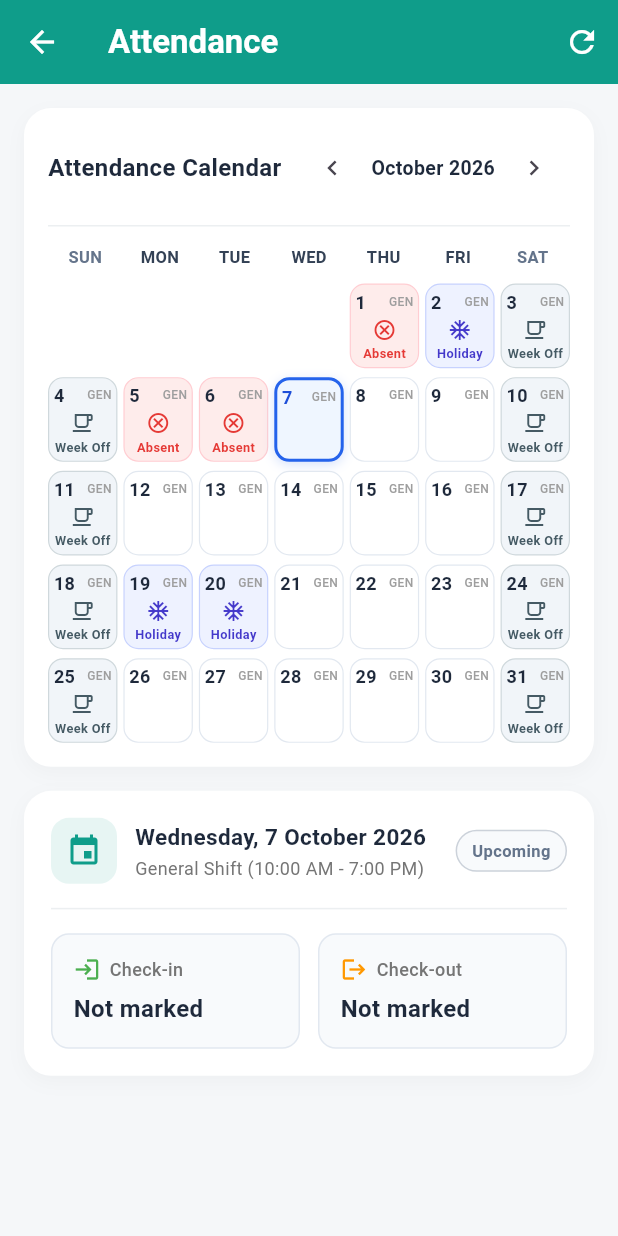
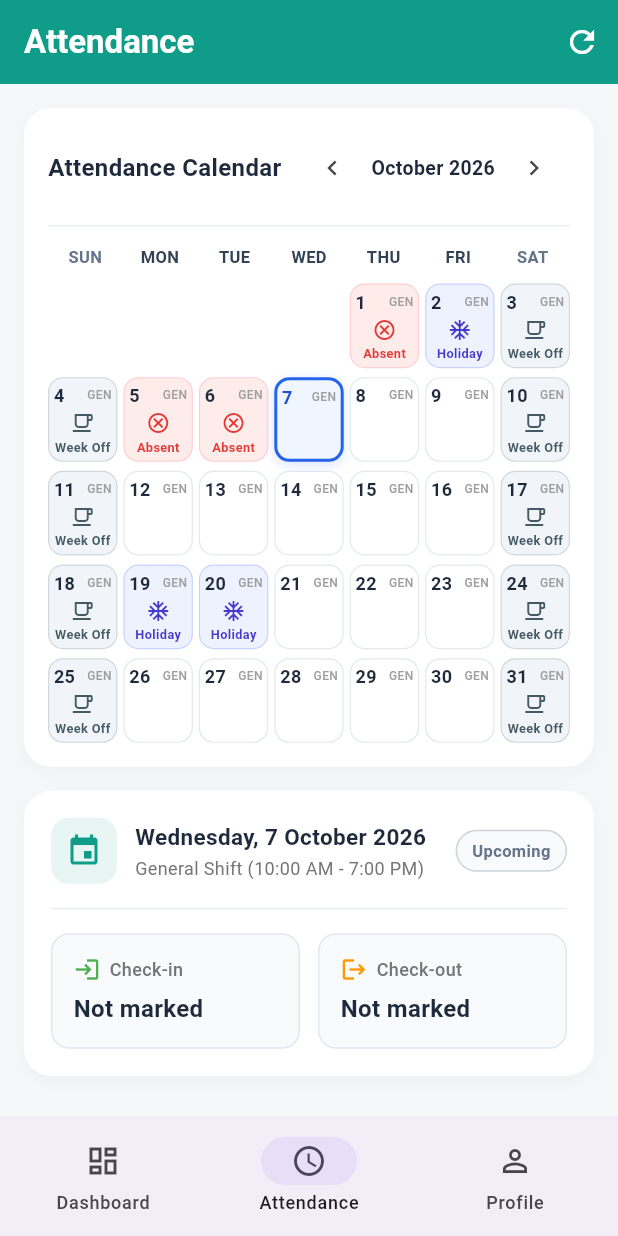
Before and after one commit to Rupesh-27/attendance_system, a Flutter app: the DashboardScreen screen opened directly, item 2 of the bottom bar chosen, on a phone screen of 412 x 824 dp. Run offline on Flutter 3.47's test engine with Material 3 defaults, Android fonts, the phone set to English and light mode, and no system bars; our stand-ins replace geolocator; accounts and stored records are empty; network calls fail.

Commit message:
fix(mobile): maintain persistent bottom navigation bar across Dashboard, Attendance, and Profile

```diff
--- a/brandhrms_attendance/lib/screens/attendance_history_screen.dart
+++ b/brandhrms_attendance/lib/screens/attendance_history_screen.dart
@@ -7,10 +7,10 @@ class AttendanceHistoryScreen extends StatefulWidget {
 
   @override
   State<AttendanceHistoryScreen> createState() =>
-      _AttendanceHistoryScreenState();
+      AttendanceHistoryScreenState();
 }
 
-class _AttendanceHistoryScreenState extends State<AttendanceHistoryScreen> {
+class AttendanceHistoryScreenState extends State<AttendanceHistoryScreen> {
   static const Color primaryColor = Color(0xFF0F9D8A);
 
   bool _isLoading = true;
@@ -19,6 +19,10 @@ class _AttendanceHistoryScreenState extends State<AttendanceHistoryScreen> {
   late DateTime _currentMonth;
 
   late DateTime _selectedDay;
+
+  void fetchHistory() {
+    _fetchHistory();
+  }
 
   @override
   void initState() {
@@ -254,6 +258,7 @@ class _AttendanceHistoryScreenState extends State<AttendanceHistoryScreen> {
     return Scaffold(
       backgroundColor: const Color(0xFFF5F7F9),
       appBar: AppBar(
+        automaticallyImplyLeading: false,
         backgroundColor: primaryColor,
         foregroundColor: Colors.white,
         title: const Text(
--- a/brandhrms_attendance/lib/screens/dashboard_screen.dart
+++ b/brandhrms_attendance/lib/screens/dashboard_screen.dart
@@ -553,38 +553,64 @@ class _DashboardScreenState extends State<DashboardScreen> {
     }
   }
 
-  Future<void> _navigateToHistory() async {
-    await Navigator.push(
-      context,
-      MaterialPageRoute(
-        builder: (context) => const AttendanceHistoryScreen(),
-      ),
-    );
-    if (mounted) {
-      _loadDashboardData();
-    }
-  }
-
-  Future<void> _navigateToProfile() async {
-    await Navigator.push(
-      context,
-      MaterialPageRoute(builder: (context) => const ProfileScreen()),
-    );
-    if (mounted) {
-      _loadDashboardData();
-    }
-  }
+  int _selectedTabIndex = 0;
+  final GlobalKey<AttendanceHistoryScreenState> _historyKey =
+      GlobalKey<AttendanceHistoryScreenState>();
 
   @override
   Widget build(BuildContext context) {
+    return Scaffold(
+      backgroundColor: const Color(0xFFF5F7F9),
+      body: IndexedStack(
+        index: _selectedTabIndex,
+        children: [
+          _buildDashboardPage(context),
+          AttendanceHistoryScreen(key: _historyKey),
+          const ProfileScreen(),
+        ],
+      ),
+      bottomNavigationBar: NavigationBar(
+        selectedIndex: _selectedTabIndex,
+        onDestinationSelected: (index) {
+          setState(() {
+            _selectedTabIndex = index;
+          });
+          if (index == 0) {
+            _loadDashboardData();
+          } else if (index == 1) {
+            _historyKey.currentState?.fetchHistory();
+          }
+        },
+        destinations: const [
+          NavigationDestination(
+            icon: Icon(Icons.dashboard_outlined),
+            selectedIcon: Icon(Icons.dashboard),
+            label: 'Dashboard',
+          ),
+          NavigationDestination(
+            icon: Icon(Icons.access_time_outlined),
+            selectedIcon: Icon(Icons.access_time),
+            label: 'Attendance',
+          ),
+          NavigationDestination(
+            icon: Icon(Icons.person_outline),
+            selectedIcon: Icon(Icons.person),
+            label: 'Profile',
+          ),
+        ],
+      ),
+    );
+  }
+
+  Widget _buildDashboardPage(BuildContext context) {
     final employeeName = ApiService.currentEmployee?.fullName ?? 'Employee';
     final officeName = ApiService.assignedOffice?.name ?? 'BrandCrock Office';
     final quote = DashboardScreen.currentQuote ?? DashboardScreen.techQuotes.first;
 
     return Scaffold(
       backgroundColor: const Color(0xFFF5F7F9),
-
       appBar: AppBar(
+        automaticallyImplyLeading: false,
         backgroundColor: primaryColor,
         foregroundColor: Colors.white,
         title: const Text(
@@ -612,7 +638,6 @@ class _DashboardScreenState extends State<DashboardScreen> {
           ),
         ],
       ),
-
       body: RefreshIndicator(
         onRefresh: _loadDashboardData,
         color: primaryColor,
@@ -626,9 +651,7 @@ class _DashboardScreenState extends State<DashboardScreen> {
                 '${_getGreeting()}, $employeeName',
                 style: const TextStyle(fontSize: 24, fontWeight: FontWeight.bold),
               ),
-
               const SizedBox(height: 6),
-
               Text.rich(
                 TextSpan(
                   children: [
@@ -652,58 +675,20 @@ class _DashboardScreenState extends State<DashboardScreen> {
                   ],
                 ),
               ),
-
               const SizedBox(height: 20),
-
               _attendanceCard(context),
-
               const SizedBox(height: 14),
-
               _effortMetricsRow(),
-
               const SizedBox(height: 16),
-
               _officeCard(officeName),
-
               const SizedBox(height: 16),
-
               _locationCard(),
-
               const SizedBox(height: 16),
-
               _todayAttendanceLogCard(),
-
               const SizedBox(height: 30),
             ],
           ),
         ),
-      ),
-
-      bottomNavigationBar: NavigationBar(
-        selectedIndex: 0,
-
-        onDestinationSelected: (index) {
-          if (index == 1) _navigateToHistory();
-          if (index == 2) _navigateToProfile();
-        },
-
-        destinations: const [
-          NavigationDestination(
-            icon: Icon(Icons.dashboard_outlined),
-            selectedIcon: Icon(Icons.dashboard),
-            label: 'Dashboard',
-          ),
-          NavigationDestination(
-            icon: Icon(Icons.access_time_outlined),
-            selectedIcon: Icon(Icons.access_time),
-            label: 'Attendance',
-          ),
-          NavigationDestination(
-            icon: Icon(Icons.person_outline),
-            selectedIcon: Icon(Icons.person),
-            label: 'Profile',
-          ),
-        ],
       ),
     );
   }
--- a/brandhrms_attendance/lib/screens/profile_screen.dart
+++ b/brandhrms_attendance/lib/screens/profile_screen.dart
@@ -27,6 +27,7 @@ class ProfileScreen extends StatelessWidget {
       backgroundColor: const Color(0xFFF5F7F9),
 
       appBar: AppBar(
+        automaticallyImplyLeading: false,
         backgroundColor: primaryColor,
         foregroundColor: Colors.white,
         title: const Text(
```
